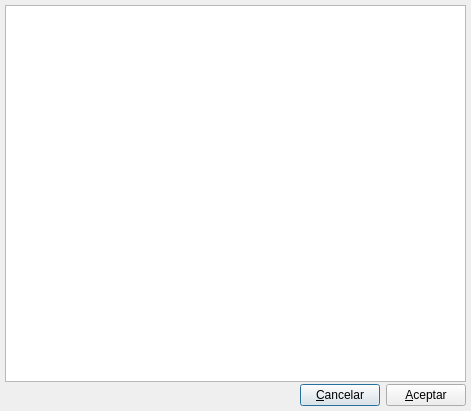
Above: bulmages/bulmafact/src/listalmacenbase.ui from eboladev/Bulmages-1 before the change. Below: the same form after it.
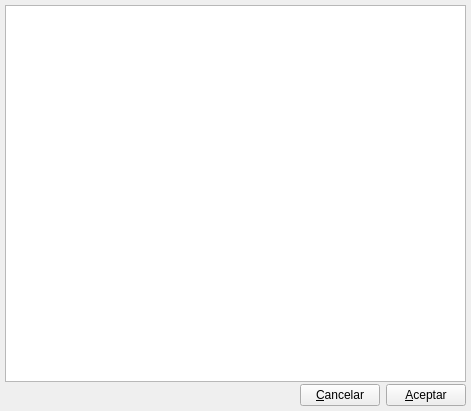
That is the form after the change. Icons and pictures are not drawn. Custom widgets are drawn as their Qt base class.

```diff
--- a/bulmages/bulmafact/src/listalmacenbase.ui
+++ b/bulmages/bulmafact/src/listalmacenbase.ui
@@ -3,7 +3,7 @@
  <comment></comment>
  <exportmacro></exportmacro>
  <class>ListAlmacenBase</class>
- <widget class="QDialog" name="ListAlmacenBase" >
+ <widget class="QWidget" name="ListAlmacenBase" >
   <property name="geometry" >
    <rect>
     <x>0</x>
```
